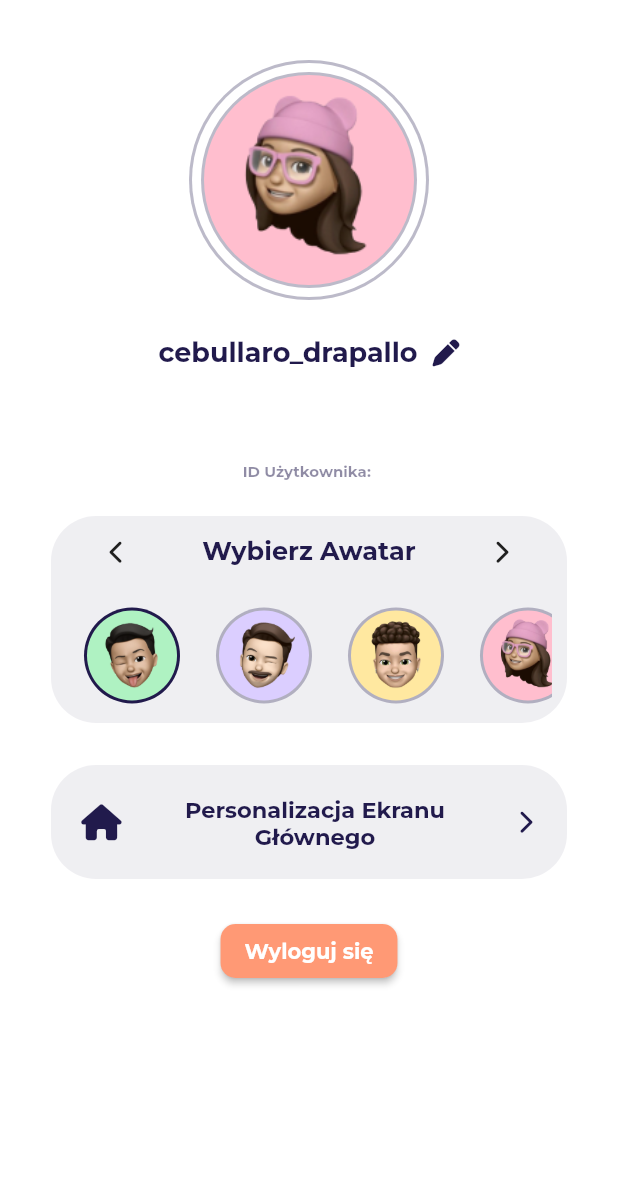
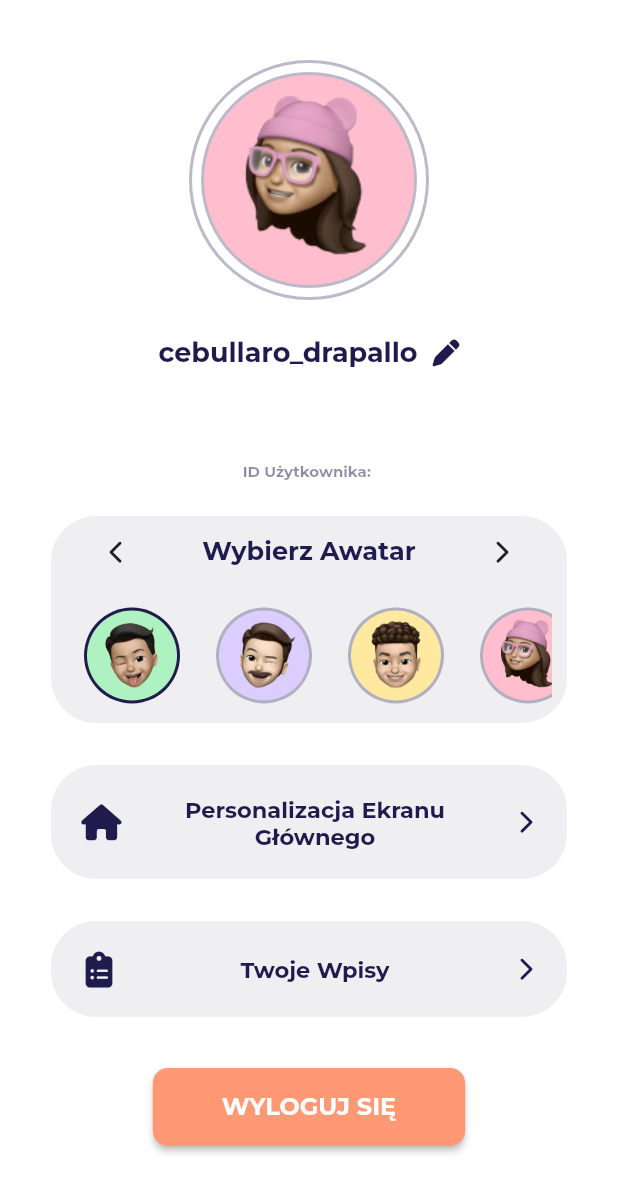
Before and after one commit to rebixpl/moje_miasto, a Flutter app: the ProfileScreen screen opened directly, on a phone screen of 412 x 824 dp. Shown: the top 1193 px of the screen. Run offline on Flutter 3.47's test engine with Material 2 defaults, Android fonts, the phone set to English and light mode, and no system bars; our stand-ins replace animated_bottom_navigation_bar, bloc, carousel_slider, diacritic, equatable, firebase_auth and 7 more; missing offline and left inert: firebase_auth_platform_interface, flow_builder; accounts and stored records are empty; project files that could hold a hidden picture were left out.

Commit message:
66. profile screen UI / your entries screen UI
1. added twoje wpisy section on profile page
2. added your entries screen
3. account type picker bugfix
4. created your entries screen UI
5. created ye_school_ranking_screen UI
6. created ye_school_ranking_screen delete confirmation snackbar

```diff
--- a/lib/screens/account_creation_screens/ca_more_info/widgets/account_type_selector/account_type_selector.dart
+++ b/lib/screens/account_creation_screens/ca_more_info/widgets/account_type_selector/account_type_selector.dart
@@ -80,7 +80,7 @@ class _AccountTypeSelectorState extends State<AccountTypeSelector> {
             ),
           ),
           SizedBox(
-            height: 180.0,
+            height: 200.0,
             child: Padding(
               padding: const EdgeInsets.only(
                 left: 20.0,
--- a/lib/screens/account_creation_screens/ca_more_info/widgets/account_type_selector/widgets/account_type_card.dart
+++ b/lib/screens/account_creation_screens/ca_more_info/widgets/account_type_selector/widgets/account_type_card.dart
@@ -16,6 +16,7 @@ class AccountTypeCard extends StatelessWidget {
     return Row(
       children: [
         Expanded(
+          flex: 3,
           child: Stack(
             children: [
               CardImage(imagePath: currentCard.photoUrl),
@@ -31,7 +32,7 @@ class AccountTypeCard extends StatelessWidget {
         ),
         const SizedBox(width: 10.0),
         Expanded(
-          flex: 2,
+          flex: 5,
           child: Column(
             crossAxisAlignment: CrossAxisAlignment.start,
             children: [
--- a/lib/screens/page_view_screen/data/nav_screens.dart
+++ b/lib/screens/page_view_screen/data/nav_screens.dart
@@ -6,8 +6,10 @@ import 'package:moje_miasto/screens/school_ranking_screen/school_ranking_screen.
 import 'package:moje_miasto/screens/school_ranking_screen/screens/add_school_confirmation_screen/add_school_confirmation_screen.dart';
 import 'package:moje_miasto/screens/school_ranking_screen/screens/add_school_screen/add_school_screen.dart';
 import 'package:moje_miasto/screens/waldek_ai_screen/waldek_ai_screen.dart';
+import 'package:moje_miasto/screens/your_entries_screen/screens/ye_school_ranking_screen/ye_school_ranking_screen.dart';
+import 'package:moje_miasto/screens/your_entries_screen/your_entries_screen.dart';
 
-List<Widget> navScreens = <Widget>[
+List<Widget> navScreens = [
   const HomeScreen(),
   const SchoolRankingScreen(),
   const WaldekAIScreen(),
@@ -15,4 +17,6 @@ List<Widget> navScreens = <Widget>[
   HomeScreenSettingsScreen(),
   AddSchoolScreen(),
   const AddSchoolConfirmationScreen(),
+  const YourEntriesScreen(),
+  const YeSchoolRankingScreen(),
 ];
--- a/lib/screens/page_view_screen/data/nav_screens_enum.dart
+++ b/lib/screens/page_view_screen/data/nav_screens_enum.dart
@@ -6,4 +6,6 @@ enum NavScreensEnum {
   homeScreenSettingsScreen,
   addSchoolScreen,
   addSchoolConfirmationScreen,
+  yourEntriesScreen,
+  yeSchoolRankingScreen,
 }
--- a/lib/screens/profile_screen/profile_screen.dart
+++ b/lib/screens/profile_screen/profile_screen.dart
@@ -8,7 +8,7 @@ import 'package:moje_miasto/screens/account_creation_screens/create_account/widg
 import 'package:moje_miasto/screens/page_view_screen/data/nav_screens_enum.dart';
 import 'package:moje_miasto/screens/page_view_screen/widgets/custom_bottom_navbar/cubit/cb_navbar_cubit.dart';
 import 'package:moje_miasto/screens/profile_screen/widgets/edit_username_snackbar.dart';
-import 'package:moje_miasto/screens/profile_screen/widgets/home_screen_personalization_btn/home_screen_personalization_btn.dart';
+import 'package:moje_miasto/screens/profile_screen/widgets/home_screen_personalization_btn/section_button.dart';
 import 'package:moje_miasto/screens/profile_screen/widgets/log_out_button.dart';
 import 'package:moje_miasto/screens/profile_screen/widgets/profile_screen_texts.dart';
 import 'package:moje_miasto/screens/profile_screen/widgets/user_avatar.dart';
@@ -29,13 +29,13 @@ class ProfileScreen extends StatelessWidget {
       child: Scaffold(
         body: Center(
           child: SafeArea(
-            child: Padding(
-              padding: const EdgeInsets.all(AppTheme.kDefaultPadding),
             child: Column(
               children: [
                 Expanded(
                   child: SingleChildScrollView(
                     physics: const BouncingScrollPhysics(),
+                    child: Padding(
+                      padding: const EdgeInsets.all(AppTheme.kDefaultPadding),
                       child: Column(
                         children: [
                           const SizedBox(height: 10.0),
@@ -76,7 +76,9 @@ class ProfileScreen extends StatelessWidget {
                           const SizedBox(height: 20.0),
                           const SelectAvatar(),
                           const SizedBox(height: 20.0),
-                          HomeScreenPersonalizationBtn(
+                          SectionButton(
+                            label: 'personalizacja ekranu głównego',
+                            icon: FontAwesomeIcons.house,
                             onTap: () {
                               ScaffoldMessenger.of(context)
                                   .hideCurrentSnackBar();
@@ -86,6 +88,19 @@ class ProfileScreen extends StatelessWidget {
                             },
                           ),
                           const SizedBox(height: 20.0),
+                          SectionButton(
+                            label: 'twoje wpisy',
+                            icon: FontAwesomeIcons.clipboardList,
+                            onTap: () {
+                              ScaffoldMessenger.of(context)
+                                  .hideCurrentSnackBar();
+
+                              pageViewNavCubit.onTap(
+                                NavScreensEnum.yourEntriesScreen.index,
+                              );
+                            },
+                          ),
+                          const SizedBox(height: 30.0),
                           LogOutButton(onTap: () {
                             ScaffoldMessenger.of(context).hideCurrentSnackBar();
                             context.read<AppBloc>().add(AppLogoutRequested());
@@ -95,8 +110,8 @@ class ProfileScreen extends StatelessWidget {
                       ),
                     ),
                   ),
+                ),
               ],
-              ),
             ),
           ),
         ),
--- a/lib/screens/profile_screen/widgets/home_screen_personalization_btn/home_screen_personalization_btn.dart
+++ b/lib/screens/profile_screen/widgets/home_screen_personalization_btn/section_button.dart
@@ -2,13 +2,17 @@ import 'package:flutter/material.dart';
 import 'package:font_awesome_flutter/font_awesome_flutter.dart';
 import 'package:moje_miasto/shared/app/text/title_case.dart';
 
-class HomeScreenPersonalizationBtn extends StatelessWidget {
-  const HomeScreenPersonalizationBtn({
+class SectionButton extends StatelessWidget {
+  const SectionButton({
     Key? key,
     required this.onTap,
+    required this.icon,
+    required this.label,
   }) : super(key: key);
 
   final VoidCallback onTap;
+  final IconData icon;
+  final String label;
 
   @override
   Widget build(BuildContext context) {
@@ -25,14 +29,17 @@ class HomeScreenPersonalizationBtn extends StatelessWidget {
           child: Row(
             children: [
               Icon(
-                FontAwesomeIcons.house,
+                icon,
                 size: 24.0,
                 color: Theme.of(context).colorScheme.secondary,
               ),
               Expanded(
                 child: Padding(
                   padding: const EdgeInsets.symmetric(horizontal: 10.0),
-                  child: centerText(context),
+                  child: centerText(
+                    context: context,
+                    text: label,
+                  ),
                 ),
               ),
               Icon(
@@ -47,9 +54,12 @@ class HomeScreenPersonalizationBtn extends StatelessWidget {
     );
   }
 
-  Text centerText(BuildContext context) {
+  Text centerText({
+    required BuildContext context,
+    required String text,
+  }) {
     return Text(
-      'personalizacja ekranu głównego'.titleCase,
+      text.titleCase,
       style: TextStyle(
         color: Theme.of(context).colorScheme.secondary,
         fontWeight: FontWeight.bold,
--- a/lib/screens/profile_screen/widgets/log_out_button.dart
+++ b/lib/screens/profile_screen/widgets/log_out_button.dart
@@ -1,4 +1,5 @@
 import 'package:flutter/material.dart';
+import 'package:moje_miasto/shared/app/text/title_case.dart';
 import 'package:moje_miasto/theme.dart';
 
 class LogOutButton extends StatelessWidget {
@@ -18,13 +19,23 @@ class LogOutButton extends StatelessWidget {
         borderRadius: BorderRadius.circular(10.0),
       ),
       onPressed: onTap,
-      child: const Text(
-        'Wyloguj się',
-        style: TextStyle(
-          fontWeight: FontWeight.bold,
-          fontSize: 14.0,
-          color: Colors.white,
+      child: Padding(
+        padding: const EdgeInsets.symmetric(
+          vertical: 16.0,
+          horizontal: 30.0,
         ),
+        child: logOutText(),
+      ),
+    );
+  }
+
+  Text logOutText() {
+    return Text(
+      'Wyloguj Się'.allInCaps,
+      style: const TextStyle(
+        fontWeight: FontWeight.bold,
+        fontSize: 16.0,
+        color: Colors.white,
       ),
     );
   }
```
Also changed, not shown: lib/screens/your_entries_screen/screens/ye_school_ranking_screen/widgets/delete_button/delete_button.dart (added, +36 -0 lines), lib/screens/your_entries_screen/screens/ye_school_ranking_screen/widgets/delete_button/delete_confirmation_snackbar.dart (added, +49 -0 lines), lib/screens/your_entries_screen/screens/ye_school_ranking_screen/widgets/delete_button/snackbar_button.dart (added, +39 -0 lines), lib/screens/your_entries_screen/screens/ye_school_ranking_screen/widgets/single_school_texts.dart (added, +13 -0 lines), lib/screens/your_entries_screen/screens/ye_school_ranking_screen/widgets/ye_single_school.dart (added, +89 -0 lines), lib/screens/your_entries_screen/screens/ye_school_ranking_screen/ye_school_ranking_screen.dart (added, +80 -0 lines), lib/screens/your_entries_screen/widgets/your_entries_screen_texts.dart (added, +29 -0 lines), lib/screens/your_entries_screen/your_entries_screen.dart (added, +103 -0 lines). Lines whose indentation alone changed are shown as unchanged.
